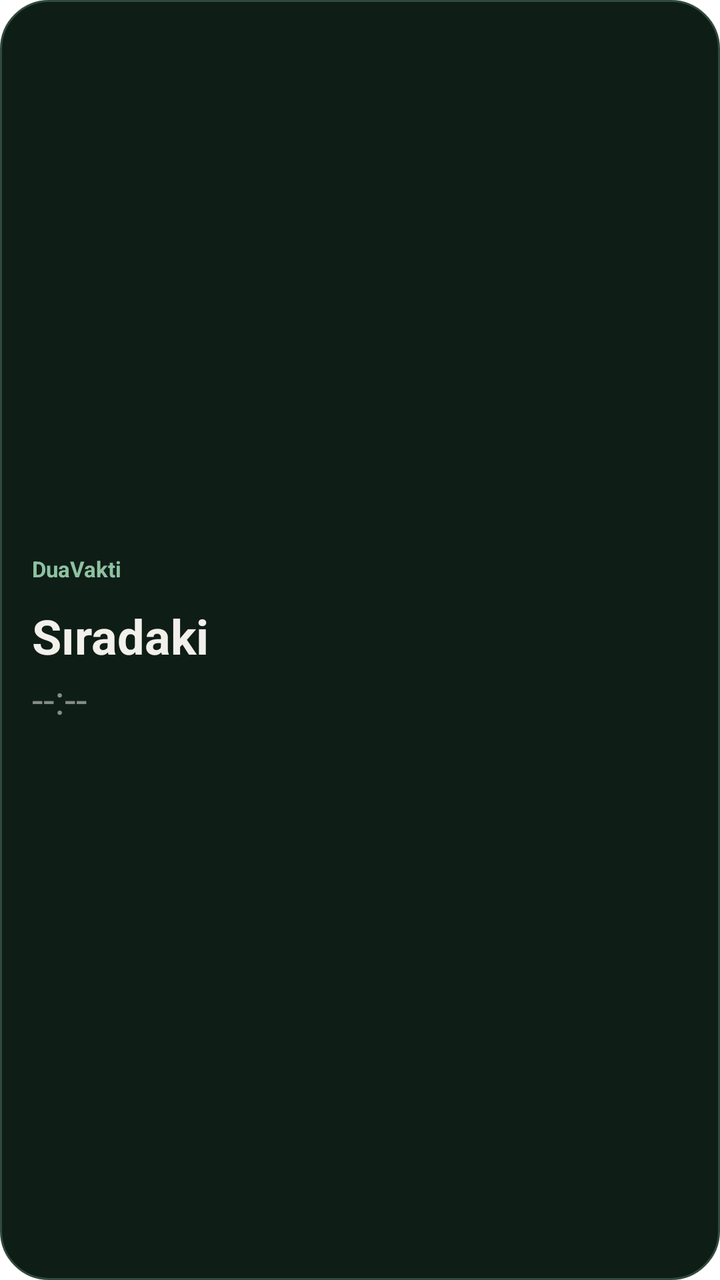
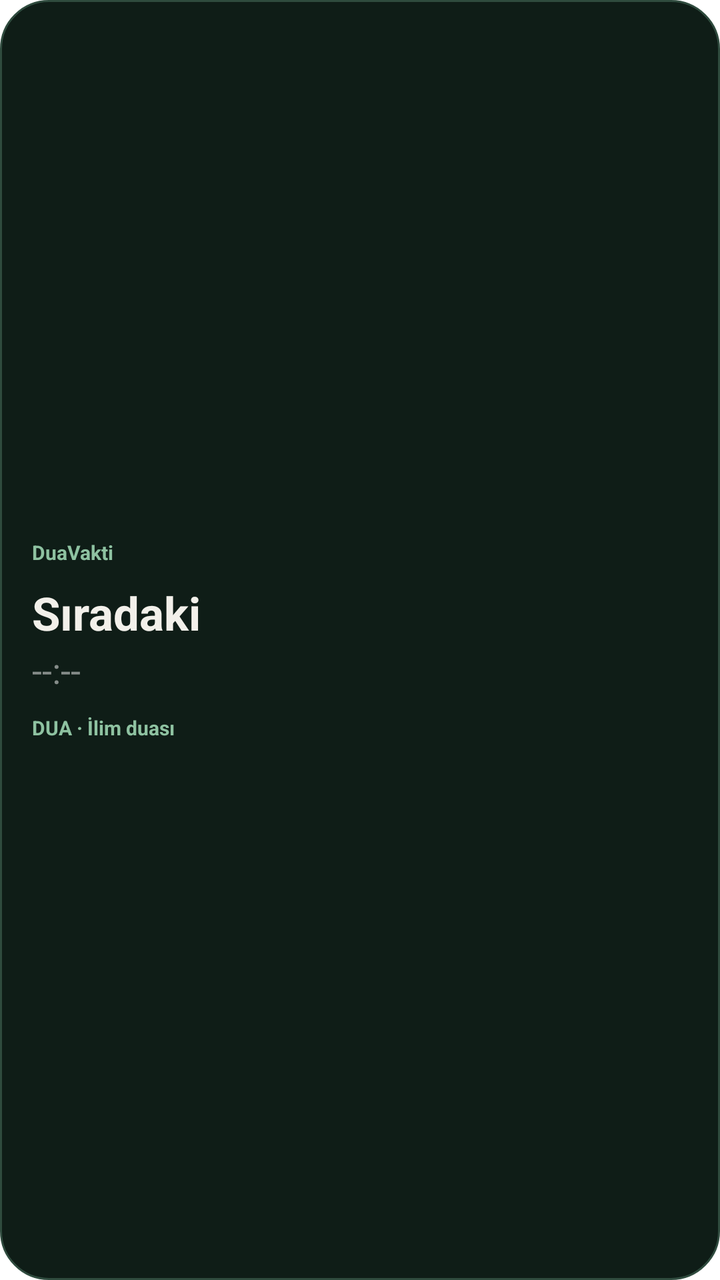

Before-and-after screenshots of an Android layout around one commit, followed by the original layout XML and the change that was made.
<!-- AndroidManifest.xml: fallback theme Theme.MaterialComponents.DayNight.NoActionBar -->
<!-- res/layout/duavakti_widget_small.xml -->
<LinearLayout xmlns:android="http://schemas.android.com/apk/res/android"
  android:id="@+id/widget_root"
  android:layout_width="match_parent"
  android:layout_height="match_parent"
  android:orientation="vertical"
  android:gravity="center_vertical"
  android:background="@drawable/widget_background"
  android:padding="16dp">

  <TextView
    android:id="@+id/location"
    android:layout_width="match_parent"
    android:layout_height="wrap_content"
    android:text="DuaVakti"
    android:textColor="#8EC2A1"
    android:textSize="11sp"
    android:textStyle="bold" />

  <TextView
    android:id="@+id/next_prayer"
    android:layout_width="match_parent"
    android:layout_height="wrap_content"
    android:layout_marginTop="10dp"
    android:text="Sıradaki"
    android:textColor="#F2F0EA"
    android:textSize="24sp"
    android:textStyle="bold" />

  <TextView
    android:id="@+id/next_time"
    android:layout_width="match_parent"
    android:layout_height="wrap_content"
    android:layout_marginTop="2dp"
    android:text="--:--"
    android:textColor="#858C89"
    android:textSize="20sp" />
</LinearLayout>
<!-- resources referenced by this layout -->
<resources>
  <!-- drawable widget_background (drawable) -->
  <shape xmlns:android="http://schemas.android.com/apk/res/android" android:shape="rectangle">
    <solid android:color="#0F1D17" />
    <stroke android:width="1dp" android:color="#2F4B3E" />
    <corners android:radius="24dp" />
    <padding android:left="16dp" android:top="16dp" android:right="16dp" android:bottom="16dp" />
  </shape>
</resources>

<!-- the commit's change to res/layout/duavakti_widget_small.xml (unified diff, before → after) -->
@@ -13,25 +13,37 @@
     android:layout_height="wrap_content"
     android:text="DuaVakti"
     android:textColor="#8EC2A1"
-    android:textSize="11sp"
+    android:textSize="10sp"
     android:textStyle="bold" />
 
   <TextView
     android:id="@+id/next_prayer"
     android:layout_width="match_parent"
     android:layout_height="wrap_content"
-    android:layout_marginTop="10dp"
+    android:layout_marginTop="8dp"
     android:text="Sıradaki"
     android:textColor="#F2F0EA"
-    android:textSize="24sp"
+    android:textSize="23sp"
     android:textStyle="bold" />
 
   <TextView
     android:id="@+id/next_time"
     android:layout_width="match_parent"
     android:layout_height="wrap_content"
-    android:layout_marginTop="2dp"
+    android:layout_marginTop="1dp"
     android:text="--:--"
     android:textColor="#858C89"
-    android:textSize="20sp" />
+    android:textSize="18sp" />
+
+  <TextView
+    android:id="@+id/dua_title"
+    android:layout_width="match_parent"
+    android:layout_height="wrap_content"
+    android:layout_marginTop="10dp"
+    android:ellipsize="end"
+    android:maxLines="1"
+    android:text="DUA · İlim duası"
+    android:textColor="#8EC2A1"
+    android:textSize="10sp"
+    android:textStyle="bold" />
 </LinearLayout>
